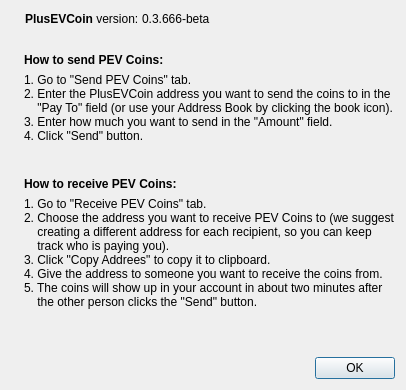
plusevcoin/plusevcoin, file src/qt/forms/transactionTutDialog.ui: the form before one commit.
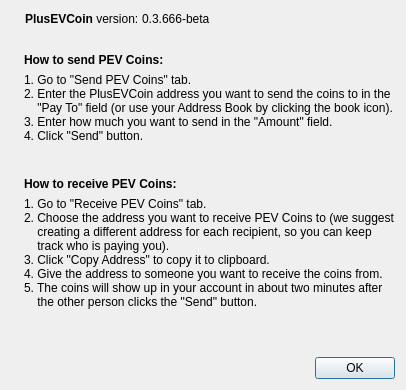
The form after the commit. Icons and pictures are not drawn.

What changed in the file:
```diff
--- a/src/qt/forms/transactionTutDialog.ui
+++ b/src/qt/forms/transactionTutDialog.ui
@@ -178,7 +178,7 @@
 2. Choose the address you want to receive PEV Coins to (we suggest
     creating a different address for each recipient, so you can keep
     track who is paying you).
-3. Click "Copy Addrees" to copy it to clipboard.
+3. Click "Copy Address" to copy it to clipboard.
 4. Give the address to someone you want to receive the coins from.
 5. The coins will show up in your account in about two minutes after
     the other person clicks the "Send" button.
```
